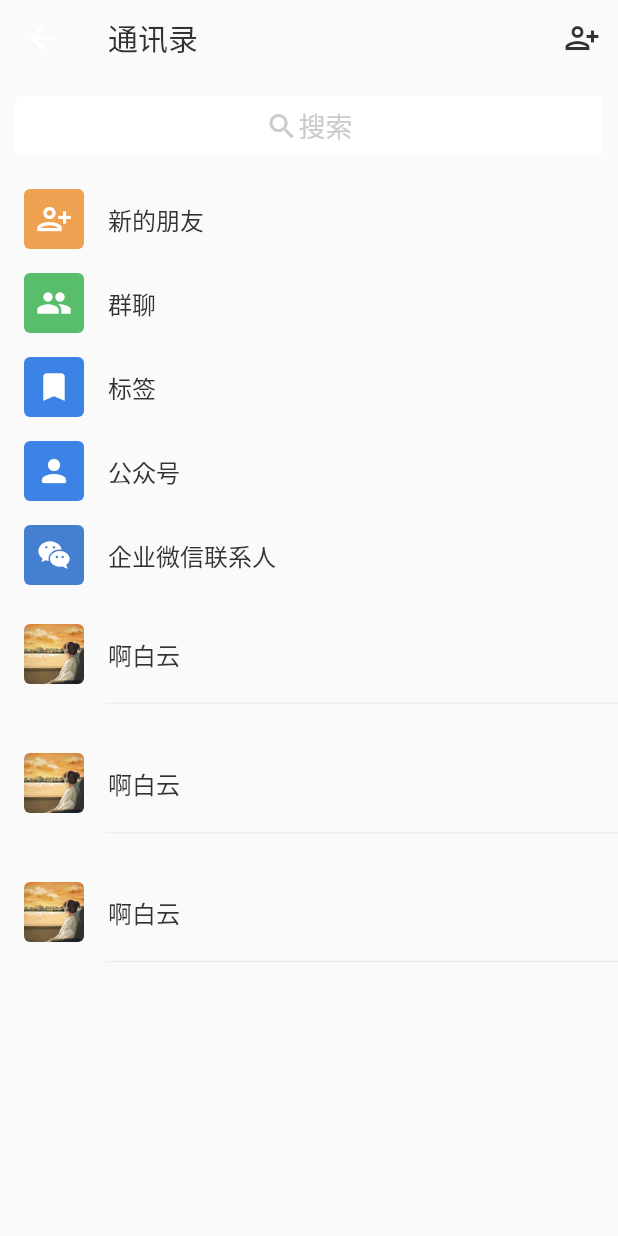
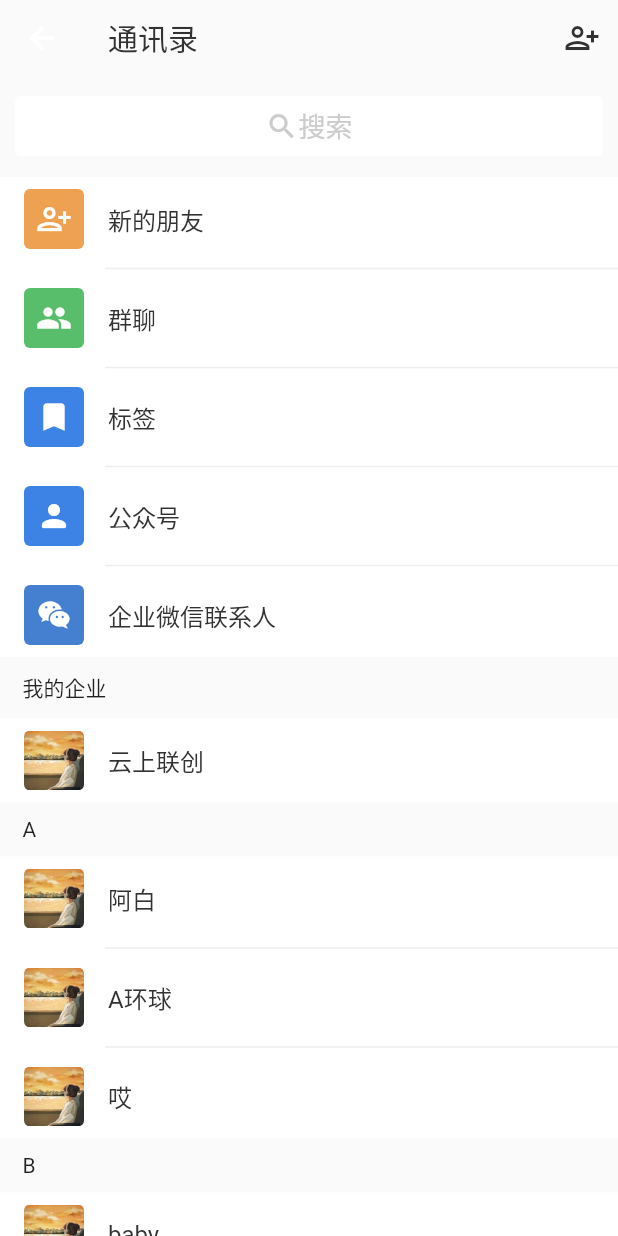
Before and after one commit to zy-xmz/glastudio, a Flutter app: the ContactBook screen opened directly, on a phone screen of 412 x 824 dp. Run offline on Flutter 3.47's test engine with Material 2 defaults, Android fonts, the phone set to English and light mode, and no system bars; our stand-ins replace flutter_slidable.

Commit message:
修改通讯录页面写法

```diff
--- a/lib/pages/contact_book.dart
+++ b/lib/pages/contact_book.dart
@@ -33,16 +33,49 @@
 
   // 下半部分通讯录列表
   static List contactList = [
-    {'img': 'lib/assets/img/head.jpg', 'label': '啊白云'},
-    {'img': 'lib/assets/img/head.jpg', 'label': '啊白云'},
-    {'img': 'lib/assets/img/head.jpg', 'label': '啊白云'},
+    {
+      'img': 'lib/assets/img/head.jpg',
+      'label': '云上联创',
+      'hasMark': true,
+      'mark': '我的企业'
+    },
+    {
+      'img': 'lib/assets/img/head.jpg',
+      'label': '阿白',
+      'hasMark': true,
+      'mark': 'A'
+    },
+    {
+      'img': 'lib/assets/img/head.jpg',
+      'label': 'A环球',
+      'hasMark': false,
+      'mark': ''
+    },
+    {
+      'img': 'lib/assets/img/head.jpg',
+      'label': '哎',
+      'hasMark': false,
+      'mark': ''
+    },
+    {
+      'img': 'lib/assets/img/head.jpg',
+      'label': 'baby',
+      'hasMark': true,
+      'mark': 'B'
+    },
+    {
+      'img': 'lib/assets/img/head.jpg',
+      'label': '白皮',
+      'hasMark': false,
+      'mark': ''
+    },
+    {
+      'img': 'lib/assets/img/head.jpg',
+      'label': '白奇',
+      'hasMark': false,
+      'mark': ''
+    },
   ];
-
-  // 间隔线
-  Widget _dividerLine() {
-    return const Divider(
-        height: 10, thickness: 1, indent: 70, color: Color(0xFFeeeeee));
-  }
 
   @override
   Widget build(BuildContext context) {
@@ -58,29 +91,61 @@
             const SliverToBoxAdapter(child: SearchBarBtn()),
             SliverList(
                 delegate: SliverChildBuilderDelegate((context, index) {
-              return ListTile(
+              return Container(
+                color: Colors.white,
+                child: Column(
+                  children: [
+                    ListTile(
                         // 左边内容
                         leading: Container(
                           width: 40,
                           height: 40,
-                    child:
-                        Icon(categoryList[index]['icon'], color: Colors.white),
+                          child: Icon(categoryList[index]['icon'],
+                              color: Colors.white),
                           decoration: BoxDecoration(
                               color: categoryList[index]['color'],
                               borderRadius: BorderRadius.circular(4.0)),
                         ),
                         // 中间第一行标题
-                  title: Text(categoryList[index]['label'],
+                        title: Container(
+                          alignment: Alignment.centerLeft,
+                          child: Text(categoryList[index]['label'],
                               style: const TextStyle(color: Color(0xFF323232))),
+                        ),
                         // 是否有选中效果
                         selected: true,
                         // 点击事件
-                  onTap: () => {});
+                        onTap: () => {}),
+                    // 最后一行不要生成间隔线
+                    index < categoryList.length - 1
+                        ? const Divider(
+                            indent: 70,
+                            thickness: 1,
+                            height: 10,
+                            color: Color(0xFFeeeeee))
+                        : Container()
+                  ],
+                ),
+              );
             }, childCount: categoryList.length)),
             SliverList(
                 delegate: SliverChildBuilderDelegate((context, index) {
-              return Container(
-                  padding: const EdgeInsets.symmetric(vertical: 10),
+              // nextLiIndex 是下一项的索引；如果当前是最后一项，那么下一项就定为
+              var nextLiIndex = index < contactList.length - 1
+                  ? index + 1
+                  : contactList.length - 1;
+              return Column(children: [
+                // Offstage（中文意思：幕后） 控制组件显示或隐藏
+                Offstage(
+                    offstage: contactList[index]['hasMark'] ==
+                        false, // offstage为true，则不显示组件
+                    child: Container(
+                        padding: const EdgeInsets.symmetric(
+                            horizontal: 15, vertical: 10),
+                        alignment: Alignment.centerLeft,
+                        child: Text(contactList[index]['mark']))),
+                Container(
+                    color: Colors.white,
                     child: Column(
                       children: [
                         ListTile(
@@ -90,15 +155,27 @@
                                 child: Image.asset(contactList[index]['img'],
                                     width: 40, height: 40)),
                             // 中间第一行标题
-                          title: Text(contactList[index]['label'],
-                              style: const TextStyle(color: Color(0xFF323232))),
+                            title: Container(
+                              alignment: Alignment.centerLeft,
+                              child: Text(contactList[index]['label'],
+                                  style: const TextStyle(
+                                      color: Color(0xFF323232))),
+                            ),
                             // 是否有选中效果
                             selected: true,
                             // 点击事件
                             onTap: () => {}),
-                      _dividerLine()
+                        contactList[nextLiIndex]['hasMark'] == false &&
+                                index < contactList.length - 1
+                            ? const Divider(
+                                indent: 70,
+                                thickness: 1,
+                                height: 10,
+                                color: Color(0xFFeeeeee))
+                            : Container()
                       ],
-                  ));
+                    ))
+              ]);
             }, childCount: contactList.length))
           ],
         ));
```
Lines whose indentation alone changed are shown as unchanged.
